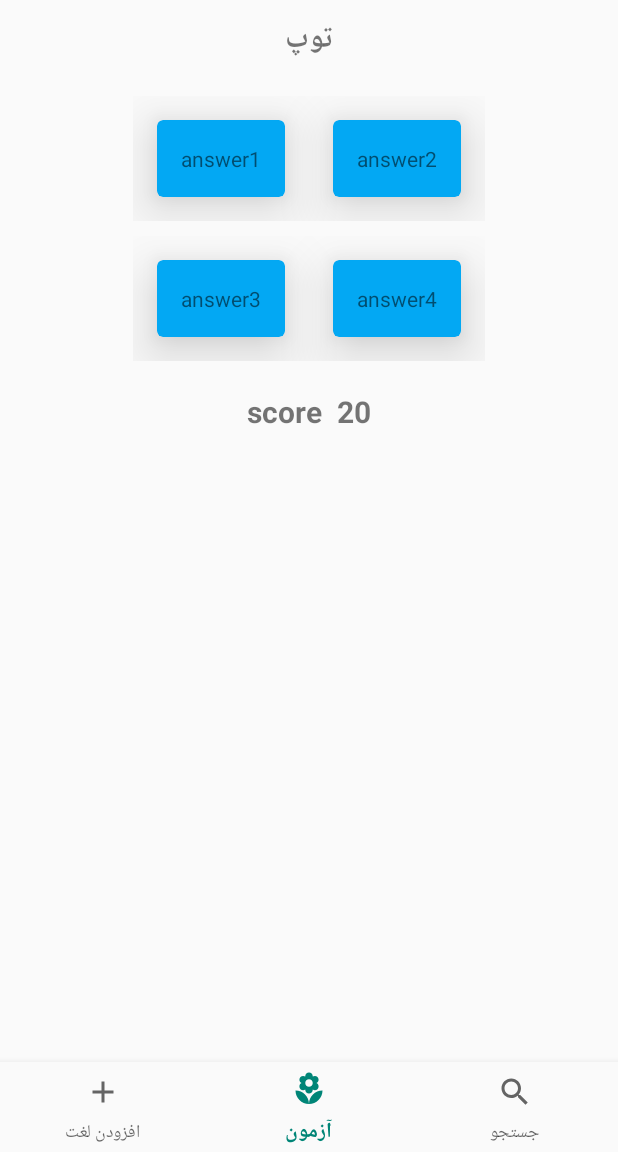
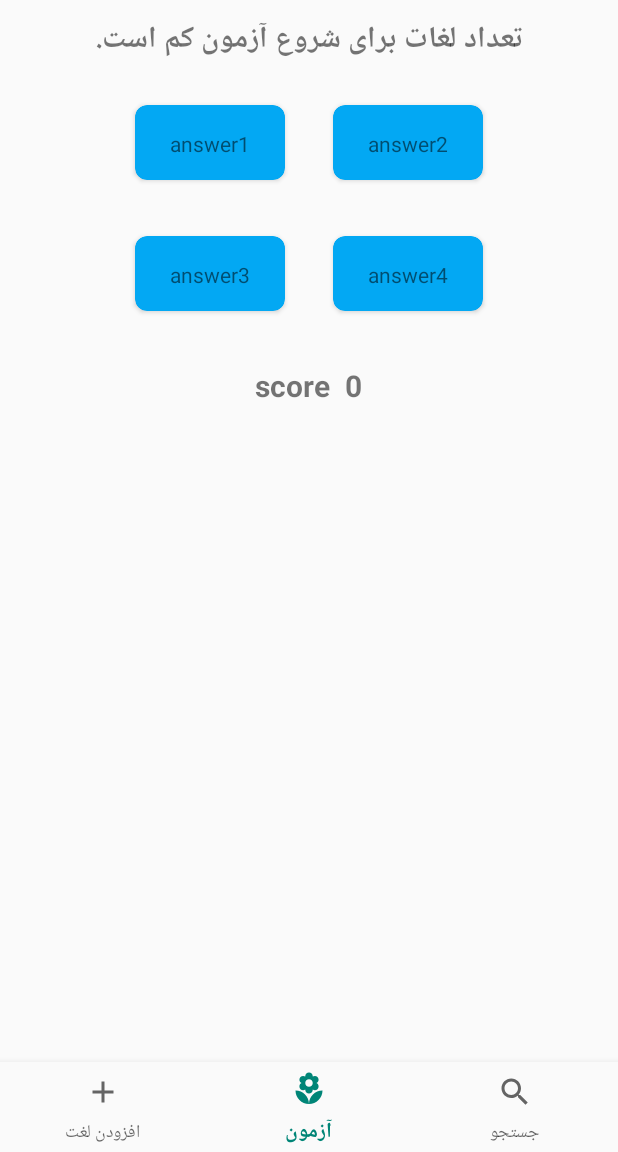
Before and after one commit to AliKarimi135/PersonalDictionary, an Android app: the screen it shows after launch (MainActivity), item 2 of the bottom bar chosen, on a phone screen of 412 x 824 dp, the part 84-1236 px from its top. Run offline under Robolectric (Android 15) with nearby library versions, the phone set to English and light mode, and no system bars; our stand-ins replace Room's generated code.

Commit message:
end option quiz

```diff
--- a/app/src/main/java/ir/aliprogramer/dictionary/fragment/AddWordFragment.java
+++ b/app/src/main/java/ir/aliprogramer/dictionary/fragment/AddWordFragment.java
@@ -56,14 +56,14 @@ public class AddWordFragment extends Fragment {
             @Override
             public void onClick(View view) {
                 MyAppLanguge.setLocaleEn(getContext());
-                ((MainActivity)getContext()).chengeKeybord();
+
             }
         });
         definition.setOnClickListener(new View.OnClickListener() {
             @Override
             public void onClick(View view) {
                 MyAppLanguge.setLocaleFa(getActivity());
-                ((MainActivity)getContext()).chengeKeybord();
+
                 Log.d("testLan","languge");
             }
         });*/
--- a/app/src/main/java/ir/aliprogramer/dictionary/fragment/QuizFragment.java
+++ b/app/src/main/java/ir/aliprogramer/dictionary/fragment/QuizFragment.java
@@ -14,17 +14,20 @@ import android.widget.TextView;
 import android.widget.Toast;
 
 import java.util.List;
+import java.util.Random;
 
 import ir.aliprogramer.dictionary.DictionaryAdapter;
 import ir.aliprogramer.dictionary.R;
 import ir.aliprogramer.dictionary.database.AppDatabase;
 import ir.aliprogramer.dictionary.database.Dictionary;
 
-public class QuizFragment extends Fragment {
+public class QuizFragment extends Fragment implements View.OnClickListener{
     CardView card1,card2,card3,card4;
-    TextView question,answer1,answer2,answer3,answer4;
+    TextView question,answer1,answer2,answer3,answer4,scoreView;
     List<Dictionary> dictionary;
-
+    boolean startQuiz;
+    Random random;
+    int guestionNumber,corectCard,score=0;
     @Nullable
     @Override
     public View onCreateView(@NonNull LayoutInflater inflater, @Nullable ViewGroup container, @Nullable Bundle savedInstanceState) {
@@ -38,6 +41,11 @@ public class QuizFragment extends Fragment {
         answer2=view.findViewById(R.id.answer2);
         answer3=view.findViewById(R.id.answer3);
         answer4=view.findViewById(R.id.answer4);
+        scoreView=view.findViewById(R.id.score);
+        card1.setOnClickListener(this);
+        card2.setOnClickListener(this);
+        card3.setOnClickListener(this);
+        card4.setOnClickListener(this);
         return view;
     }
 
@@ -49,9 +57,13 @@ public class QuizFragment extends Fragment {
     @Override
     public void onActivityCreated(@Nullable Bundle savedInstanceState) {
         super.onActivityCreated(savedInstanceState);
-        loadDataFromDb();
+
+       // loadDataFromDb();
+        random=new Random();
+
+
     }
-    private void loadDataFromDb() {
+    public void loadDataFromDb() {
         class getData extends AsyncTask<Void,Void,Integer> {
 
             @Override
@@ -66,9 +78,14 @@ public class QuizFragment extends Fragment {
             protected void onPostExecute(Integer result) {
                 super.onPostExecute(result);
                if(result==1){
-                   startQuiz();
+                   startQuiz=true;
+                   scoreView.setText("0");
+                   score=0;
+                    initQuiz();
                }else {
+                   startQuiz=false;
                    Toast.makeText(getContext(),"تعداد لغات برای شروع آزمون کم است.",Toast.LENGTH_LONG).show();
+                   question.setText("تعداد لغات برای شروع آزمون کم است.");
                }
             }
         }
@@ -76,7 +93,60 @@ public class QuizFragment extends Fragment {
         getData.execute();
     }
 
-    private void startQuiz() {
 
+    @Override
+    public void onClick(View view) {
+        if(!startQuiz)
+            return;
+        switch (view.getId()){
+            case R.id.card1:
+                if(corectCard == 1)
+                    score +=10;
+                break;
+            case R.id.card2:
+                if(corectCard == 2)
+                    score += 10;
+                break;
+            case R.id.card3:
+                if(corectCard == 3)
+                    score += 10;
+                break;
+            case R.id.card4:
+                if(corectCard == 4)
+                    score += 10;
+                break;
+        }
+        scoreView.setText(score+"");
+        initQuiz();
+    }
+    public void initQuiz() {
+        if(!startQuiz)
+            return;
+        guestionNumber=random.nextInt(dictionary.size());
+        corectCard=random.nextInt(4)+1;
+        question.setText(dictionary.get(guestionNumber).getDefinition());
+
+        switch (corectCard){
+            case 1: answer1.setText(dictionary.get(guestionNumber).getWord());
+                    answer2.setText(dictionary.get(random.nextInt(dictionary.size())).getWord());
+                    answer3.setText(dictionary.get(random.nextInt(dictionary.size())).getWord());
+                    answer4.setText(dictionary.get(random.nextInt(dictionary.size())).getWord());
+                    break;
+            case 2: answer2.setText(dictionary.get(guestionNumber).getWord());
+                    answer1.setText(dictionary.get(random.nextInt(dictionary.size())).getWord());
+                    answer3.setText(dictionary.get(random.nextInt(dictionary.size())).getWord());
+                    answer4.setText(dictionary.get(random.nextInt(dictionary.size())).getWord());
+                    break;
+            case 3: answer3.setText(dictionary.get(guestionNumber).getWord());
+                    answer2.setText(dictionary.get(random.nextInt(dictionary.size())).getWord());
+                    answer1.setText(dictionary.get(random.nextInt(dictionary.size())).getWord());
+                    answer4.setText(dictionary.get(random.nextInt(dictionary.size())).getWord());
+                    break;
+            case 4: answer4.setText(dictionary.get(guestionNumber).getWord());
+                    answer2.setText(dictionary.get(random.nextInt(dictionary.size())).getWord());
+                    answer3.setText(dictionary.get(random.nextInt(dictionary.size())).getWord());
+                    answer1.setText(dictionary.get(random.nextInt(dictionary.size())).getWord());
+                    break;
+        }
     }
 }
--- a/app/src/main/java/ir/aliprogramer/dictionary/fragment/SearchFragment.java
+++ b/app/src/main/java/ir/aliprogramer/dictionary/fragment/SearchFragment.java
@@ -65,7 +65,7 @@ public class SearchFragment extends Fragment {
     @Override
     public void onActivityCreated(@Nullable Bundle savedInstanceState) {
         super.onActivityCreated(savedInstanceState);
-        getData();
+        //getData();
         search.setOnItemClickListener(new AdapterView.OnItemClickListener() {
             @Override
             public void onItemClick(AdapterView<?> adapterView, View view, int pos, long id) {
--- a/app/src/main/res/layout/quiz_fragment.xml
+++ b/app/src/main/res/layout/quiz_fragment.xml
@@ -21,35 +21,35 @@
         android:id="@+id/linear_layout1"
         android:layout_centerHorizontal="true"
         android:layout_below="@id/question"
-        android:layout_margin="10dp">
+        android:layout_marginBottom="5dp">
     <android.support.v7.widget.CardView
-        android:layout_width="wrap_content"
-        android:layout_height="wrap_content"
+        android:layout_width="100dp"
+        android:layout_height="50dp"
         android:layout_margin="16dp"
         app:cardBackgroundColor="@color/cardview_background"
         app:contentPadding="16dp"
-        app:cardCornerRadius="4dp"
-        app:cardElevation="24dp"
+        app:cardCornerRadius="8dp"
         android:id="@+id/card1">
         <TextView
             android:layout_width="wrap_content"
             android:layout_height="wrap_content"
             android:id="@+id/answer1"
+            android:layout_gravity="center"
             android:text="answer1"/>
     </android.support.v7.widget.CardView>
     <android.support.v7.widget.CardView
-        android:layout_width="wrap_content"
-        android:layout_height="wrap_content"
+        android:layout_width="100dp"
+        android:layout_height="50dp"
         android:layout_margin="16dp"
         app:cardBackgroundColor="@color/cardview_background"
         app:contentPadding="16dp"
-        app:cardCornerRadius="4dp"
-        app:cardElevation="24dp"
+        app:cardCornerRadius="8dp"
         android:id="@+id/card2">
         <TextView
             android:layout_width="wrap_content"
             android:layout_height="wrap_content"
             android:id="@+id/answer2"
+            android:layout_gravity="center"
             android:text="answer2"/>
     </android.support.v7.widget.CardView>
     </LinearLayout>
@@ -61,33 +61,33 @@
         android:layout_centerHorizontal="true"
         android:layout_below="@id/linear_layout1">
         <android.support.v7.widget.CardView
-            android:layout_width="wrap_content"
-            android:layout_height="wrap_content"
+            android:layout_width="100dp"
+            android:layout_height="50dp"
             android:layout_margin="16dp"
             app:cardBackgroundColor="@color/cardview_background"
             app:contentPadding="16dp"
-            app:cardCornerRadius="4dp"
-            app:cardElevation="24dp"
+            app:cardCornerRadius="8dp"
             android:id="@+id/card3">
             <TextView
                 android:layout_width="wrap_content"
                 android:layout_height="wrap_content"
+                android:layout_gravity="center"
                 android:id="@+id/answer3"
                 android:text="answer3"/>
         </android.support.v7.widget.CardView>
         <android.support.v7.widget.CardView
-            android:layout_width="wrap_content"
-            android:layout_height="wrap_content"
+            android:layout_width="100dp"
+            android:layout_height="50dp"
             android:layout_margin="16dp"
             app:cardBackgroundColor="@color/cardview_background"
             app:contentPadding="16dp"
-            app:cardCornerRadius="4dp"
-            app:cardElevation="24dp"
+            app:cardCornerRadius="8dp"
             android:id="@+id/card4">
             <TextView
                 android:layout_width="wrap_content"
                 android:layout_height="wrap_content"
                 android:id="@+id/answer4"
+                android:layout_gravity="center"
                 android:text="answer4"/>
         </android.support.v7.widget.CardView>
     </LinearLayout>
@@ -101,7 +101,7 @@
       <TextView
           android:layout_width="wrap_content"
           android:layout_height="wrap_content"
-          android:text="score"
+          android:text="@string/score"
           android:textStyle="bold"
           android:textSize="20sp"
           android:layout_marginRight="10dp"/>
@@ -111,6 +111,6 @@
           android:id="@+id/score"
           android:textStyle="bold"
           android:textSize="20sp"
-          android:text="20"/>
+          android:text="0"/>
   </LinearLayout>
 </RelativeLayout>
--- a/app/src/main/res/values/strings.xml
+++ b/app/src/main/res/values/strings.xml
@@ -11,4 +11,5 @@
     <string name="edit">ویرایش</string>
     <string name="delete">حذف</string>
     <string name="search_hint">کلمه مورد نظر خود را بنویسید</string>
+    <string name="score">score</string>
 </resources>
```
Also changed, not shown: app/src/main/java/ir/aliprogramer/dictionary/MainActivity.java (+7 -7 lines).
